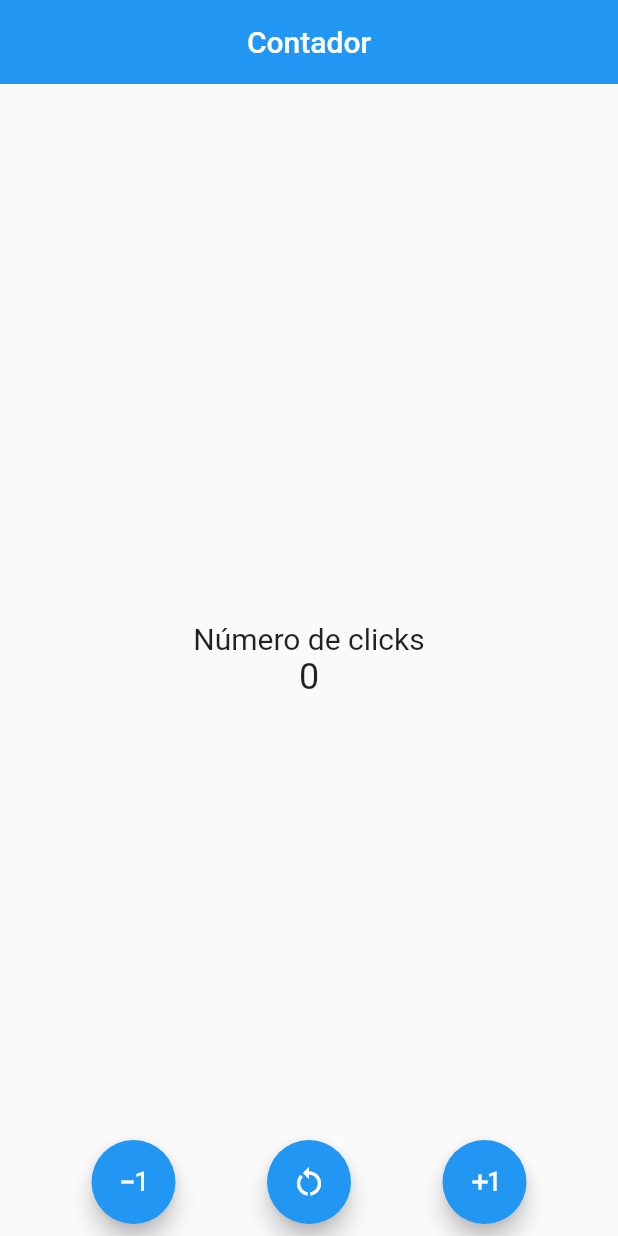
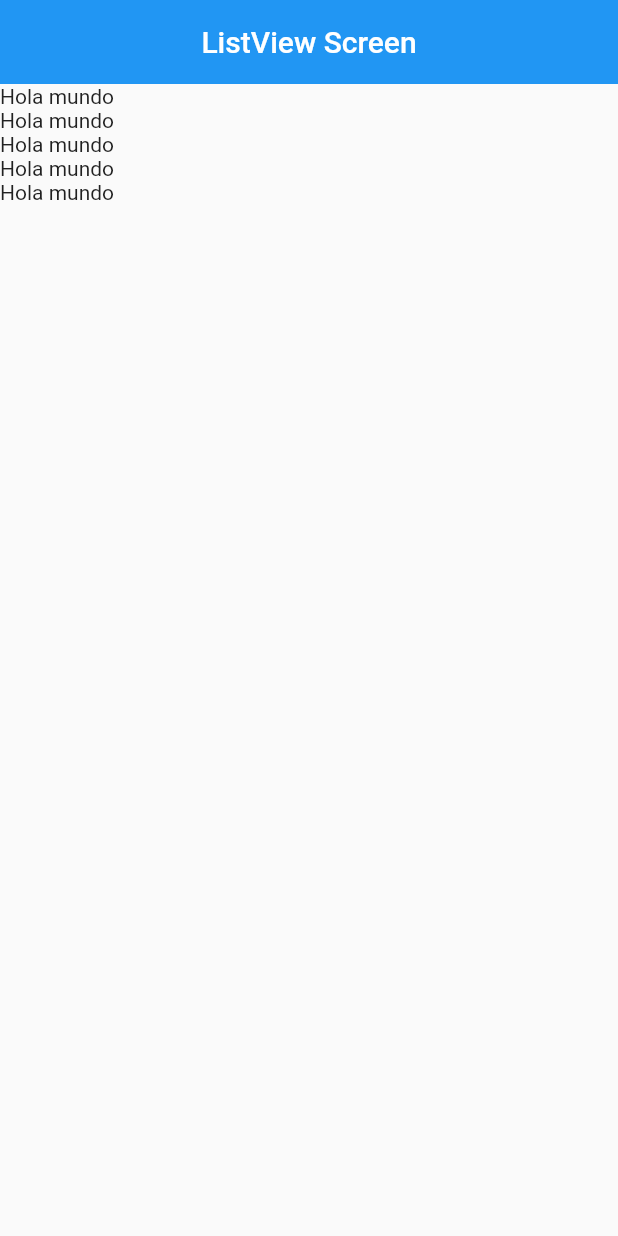
Before and after one commit to JuanjoCR98/cursoFlutter, a Flutter app: the screen it shows after launch, on a phone screen of 412 x 824 dp. Run offline on Flutter 3.47's test engine with Material 2 defaults, Android fonts, the phone set to English and light mode, and no system bars.

Commit message:
ListView

```diff
--- /dev/null
+++ b/lib/componentes/listview/listview_screen.dart
@@ -0,0 +1,32 @@
+import 'package:flutter/material.dart';
+
+class ListViewScreen extends StatelessWidget {
+  const ListViewScreen({Key? key}) : super(key: key);
+
+  @override
+  Widget build(BuildContext context) {
+    return Scaffold(
+      appBar: AppBar(
+        centerTitle: true,
+        title: const Text("ListView Screen"),
+        elevation: 0,
+      ),
+      body: bodyListView(),
+    );
+  }
+
+  Widget bodyListView()
+  {
+    return Center(
+     child: ListView(
+       children: const [
+         Text("Hola mundo"),
+         Text("Hola mundo"),
+         Text("Hola mundo"),
+         Text("Hola mundo"),
+         Text("Hola mundo")
+       ],
+     ),
+    );
+  }
+}
--- a/lib/main.dart
+++ b/lib/main.dart
@@ -1,4 +1,4 @@
-import 'package:cursoflutter/contador/count-page.dart';
+import 'package:cursoflutter/componentes/listview/listview_screen.dart';
 import 'package:flutter/material.dart';
 
 void main() {
@@ -11,11 +11,11 @@ class MyApp extends StatelessWidget {
   @override
   Widget build(BuildContext context) {
     return MaterialApp(
-      title: 'Flutter Demo',
       theme: ThemeData(
         primarySwatch: Colors.blue,
       ),
-      home: const CountPage(),
+      debugShowCheckedModeBanner: false,
+      home: const ListViewScreen(),
     );
   }
 }
```
